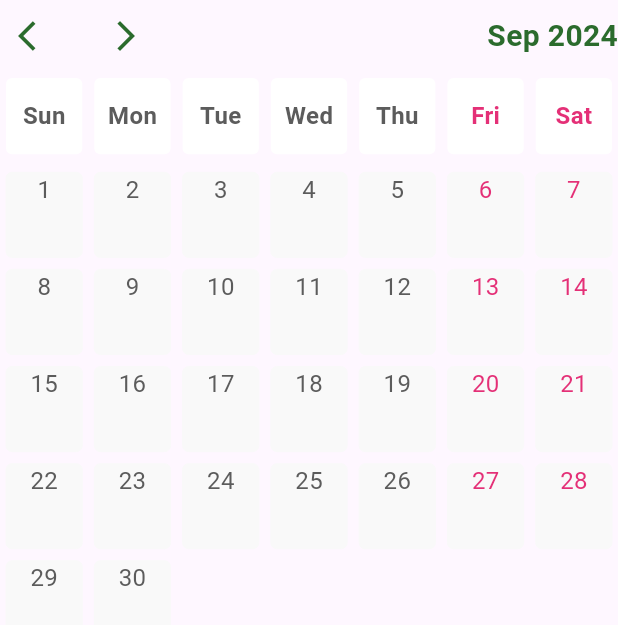
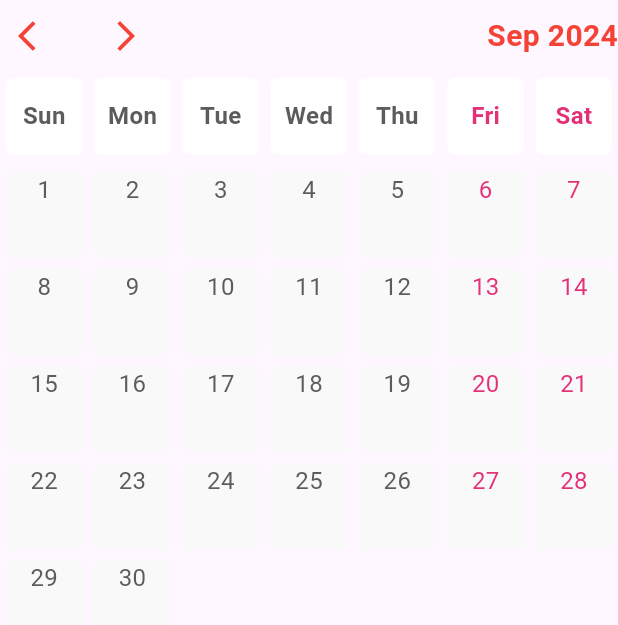
Before and after one commit to abdullah-bd/easy_event_calendar, a Flutter app: the screen it shows after launch, after a tap on the "arrow back ios" icon, on a phone screen of 412 x 824 dp. Shown: the top 625 px of the screen. Run offline on Flutter 3.47's test engine with Material 3 defaults, Android fonts, the phone set to English and light mode, and no system bars; our stand-ins replace get.

Commit message:
argument improved.

```diff
--- a/example/lib/main.dart
+++ b/example/lib/main.dart
@@ -15,7 +15,7 @@ void main() {
   ];
   runApp(
     MaterialApp(
-      home: Scaffold(body: EasyEventCalendar(eventDates: eventDates)),
+      home: Scaffold(body: EasyEventCalendar(eventDates: eventDates,calenderColor: Colors.red,eventColor: Colors.red,)),
     ),
   );
 }
--- a/lib/src/controllers/custom_calendar_controller.dart
+++ b/lib/src/controllers/custom_calendar_controller.dart
@@ -1,6 +1,7 @@
 import 'dart:ui';
 
 import 'package:flutter/foundation.dart';
+import 'package:flutter/src/material/colors.dart';
 import 'package:get/get.dart';
 
 import '../data/calendar_event.dart';
@@ -40,6 +41,10 @@ class CustomCalenderController extends GetxController {
 
   /// List of events to be displayed on the calendar.
   List<CalendarEvent> eventDates = [];
+
+  MaterialColor eventColor = Colors.blue;
+
+  MaterialColor calenderColor = Colors.red;
 
   @override
   void onInit() {
--- a/lib/src/views/component/date_item.dart
+++ b/lib/src/views/component/date_item.dart
@@ -63,7 +63,7 @@ Widget dateItem(MonthDate monthDate, CustomCalenderController controller,
                       ? 0
                       : controller.isHasEventPosition(monthDate.actualDate),
                   itemBuilder: (context, index) {
-                    return dot(Colors.blue);
+                    return dot(controller.eventColor);
                   },
                 )
               ],
--- a/lib/src/views/easy_event_calendar.dart
+++ b/lib/src/views/easy_event_calendar.dart
@@ -39,6 +39,8 @@ class EasyEventCalendar extends GetView<CustomCalenderController> {
   Widget build(BuildContext context) {
     Get.put(CustomCalenderController());
     controller.eventDates = eventDates;
+    controller.eventColor = eventColor;
+    controller.calenderColor = calenderColor;
 
     return Column(
       mainAxisSize: MainAxisSize.min,
@@ -56,9 +58,9 @@ class EasyEventCalendar extends GetView<CustomCalenderController> {
                       onPressed: () {
                         controller.decrease(controller.selectedMonth.value);
                       },
-                      icon: const Icon(
+                      icon:  Icon(
                         Icons.arrow_back_ios,
-                        color: primaryDarkColor,
+                        color: calenderColor,
                       ),
                     ),
                     const SizedBox(
@@ -69,15 +71,15 @@ class EasyEventCalendar extends GetView<CustomCalenderController> {
                         controller
                             .increaseMonth(controller.selectedMonth.value);
                       },
-                      icon: const Icon(
+                      icon:  Icon(
                         Icons.arrow_forward_ios,
-                        color: primaryDarkColor,
+                        color: calenderColor,
                       ),
                     ),
                   ],
                 ),
                 Obx(() => text_20_700(
-                    controller.selectedMonth.value, primaryDarkColor))
+                    controller.selectedMonth.value, calenderColor))
               ],
             ),
             GridView.builder(
--- a/pubspec.yaml
+++ b/pubspec.yaml
@@ -36,5 +36,5 @@ dev_dependencies:
   # The Flutter lints package for linting rules.
   flutter_lints: ^4.0.0
 
-flutter:
+
 # Additional Flutter-specific configurations can be added here.
```
Also changed, not shown: example/pubspec.lock.
